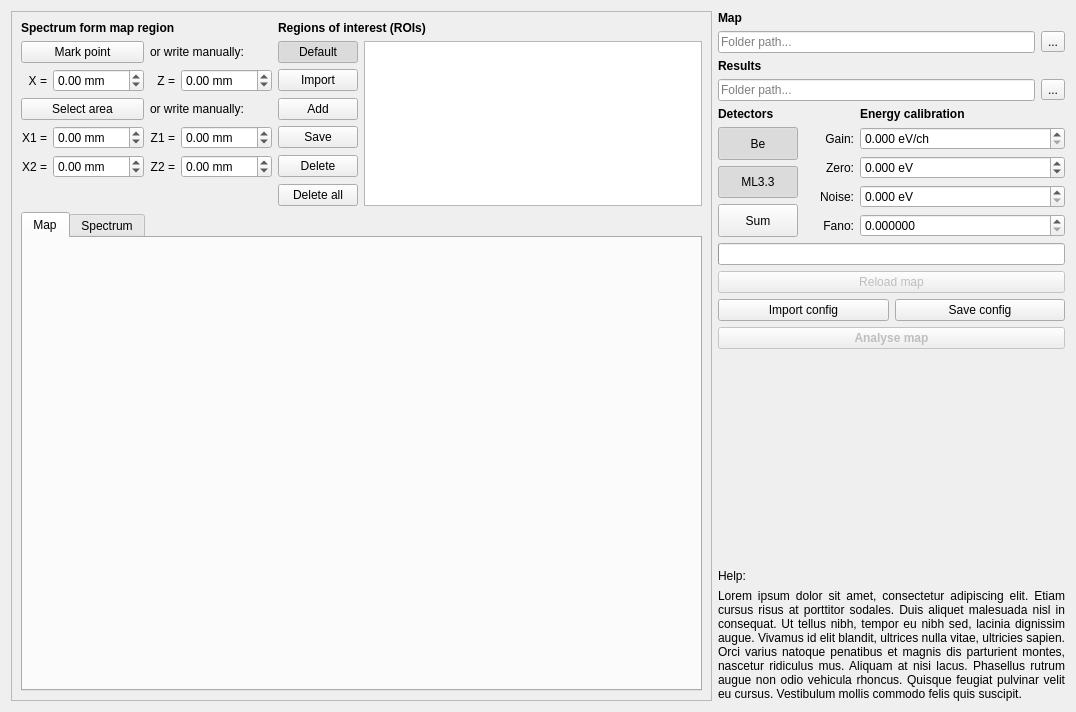
Above: single.ui from pfilipl/PolyX-XRF-Data-Analyser before the change. Below: the same form after it.
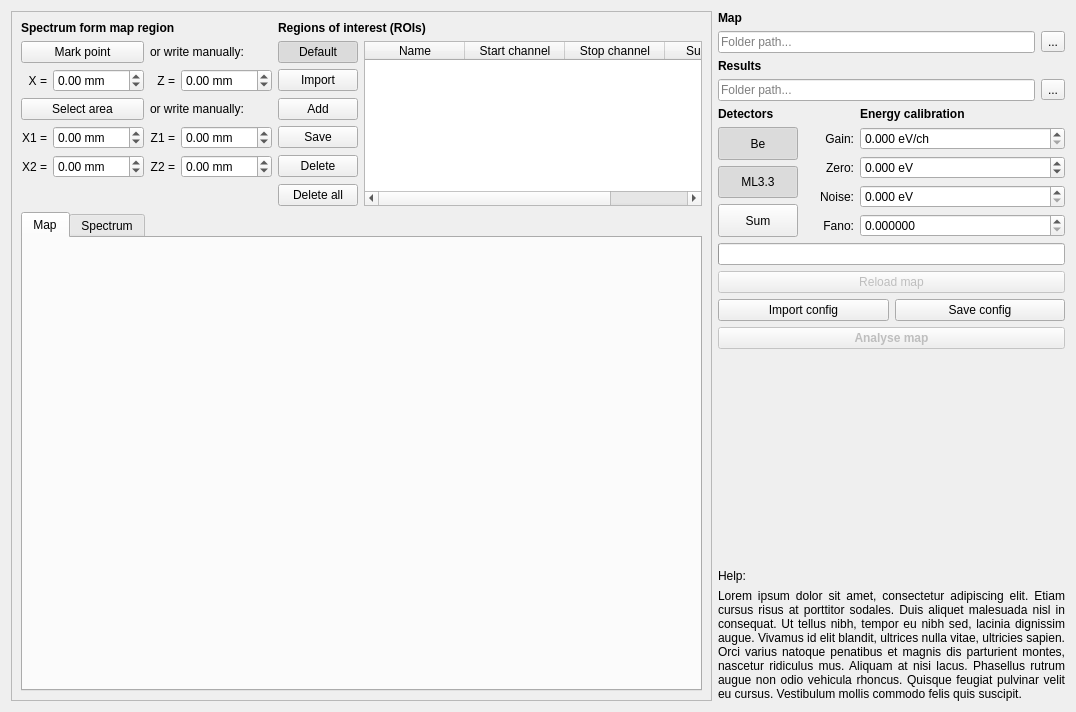
That is the form after the change.

```diff
--- a/single.ui
+++ b/single.ui
@@ -119,6 +119,26 @@
           <property name="showGrid">
            <bool>true</bool>
           </property>
+          <column>
+           <property name="text">
+            <string>Name</string>
+           </property>
+          </column>
+          <column>
+           <property name="text">
+            <string>Start channel</string>
+           </property>
+          </column>
+          <column>
+           <property name="text">
+            <string>Stop channel</string>
+           </property>
+          </column>
+          <column>
+           <property name="text">
+            <string>Sum factor</string>
+           </property>
+          </column>
          </widget>
         </item>
         <item row="5" column="4">
```
Left out of the diff: 16 changed lines with no effect on the pictures.
